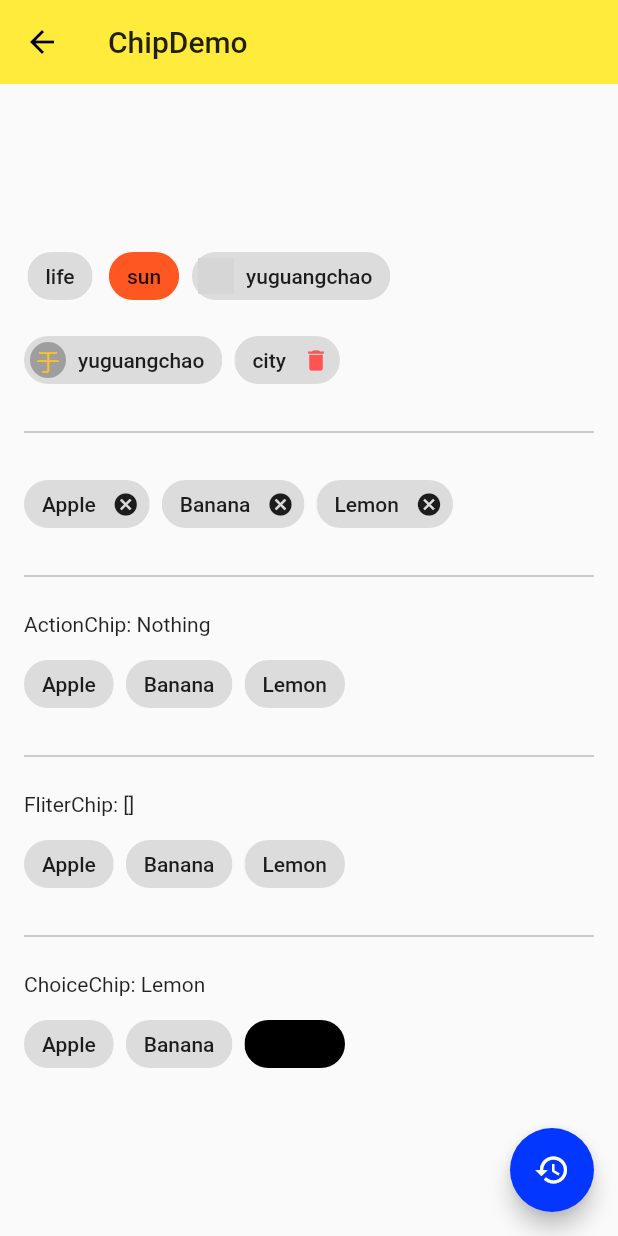
After one commit to GuangChao-Yu/flutter-learn, a Flutter app: the screen it shows after launch, after a tap on "ChipDemo", on a phone screen of 412 x 824 dp. The commit adds this screen. Run offline on Flutter 3.47's test engine with Material 2 defaults, Android fonts, the phone set to English and light mode, and no system bars; network calls fail; grey boxes are pictures that could not be loaded.

Commit message:
table demo

```diff
--- /dev/null
+++ b/lib/demo/chip_demo.dart
@@ -0,0 +1,167 @@
+import 'package:flutter/material.dart';
+
+class ChipDemo extends StatefulWidget {
+  @override
+  _ChipDemoState createState() => _ChipDemoState();
+}
+
+class _ChipDemoState extends State<ChipDemo> {
+  List<String> _tags = ['Apple', 'Banana', 'Lemon'];
+  String _action = 'Nothing';
+  List<String> _selected = [];
+
+  String _choise = 'Lemon';
+
+  @override
+  Widget build(BuildContext context) {
+    return Scaffold(
+      appBar: AppBar(
+        title: Text('ChipDemo'),
+        elevation: 0.0,
+      ),
+      body: Container(
+        padding: EdgeInsets.all(16.0),
+        child: Column(
+          mainAxisAlignment: MainAxisAlignment.center,
+          children: <Widget>[
+            Wrap(
+              spacing: 8.0,
+              runSpacing: 8.0,
+              children: <Widget>[
+                Chip(
+                  label: Text('life'),
+                ),
+                Chip(
+                  label: Text('sun'),
+                  backgroundColor: Colors.deepOrange,
+                ),
+                Chip(
+                  label: Text('yuguangchao'),
+                  avatar: CircleAvatar(
+                    backgroundImage: NetworkImage(
+                        'https://resources.ninghao.net/images/wanghao.jpg'),
+                  ),
+                ),
+                Chip(
+                  label: Text('yuguangchao'),
+                  avatar: CircleAvatar(
+                    backgroundColor: Colors.grey,
+                    child: Text('于'),
+                  ),
+                ),
+                Chip(
+                  label: Text('city'),
+                  onDeleted: () {},
+                  deleteIcon: Icon(Icons.delete),
+                  deleteIconColor: Colors.redAccent,
+                  deleteButtonTooltipMessage: 'Remove this tag',
+                ),
+                Divider(
+                  color: Colors.grey,
+                  height: 32.0,
+                  // indent: 32.0,
+                ),
+                Wrap(
+                  spacing: 8.0,
+                  children: _tags.map((tag) {
+                    return Chip(
+                      label: Text(tag),
+                      onDeleted: () {
+                        setState(() {
+                          _tags.remove(tag);
+                        });
+                      },
+                    );
+                  }).toList(),
+                ),
+                Divider(
+                  color: Colors.grey,
+                  height: 32.0,
+                  // indent: 32.0,
+                ),
+                Container(
+                  width: double.infinity,
+                  child: Text('ActionChip: $_action'),
+                ),
+                Wrap(
+                  spacing: 8.0,
+                  children: _tags.map((tag) {
+                    return ActionChip(
+                      label: Text(tag),
+                      onPressed: () {
+                        setState(() {
+                          _action = tag;
+                        });
+                      },
+                    );
+                  }).toList(),
+                ),
+                Divider(
+                  color: Colors.grey,
+                  height: 32.0,
+                  // indent: 32.0,
+                ),
+                Container(
+                  width: double.infinity,
+                  child: Text('FliterChip: ${_selected.toString()}'),
+                ),
+                Wrap(
+                  spacing: 8.0,
+                  children: _tags.map((tag) {
+                    return FilterChip(
+                      label: Text(tag),
+                      selected: _selected.contains(tag),
+                      onSelected: (value) {
+                        setState(() {
+                          if (_selected.contains(tag)) {
+                            _selected.remove(tag);
+                          } else {
+                            _selected.add(tag);
+                          }
+                        });
+                      },
+                    );
+                  }).toList(),
+                ),
+                Divider(
+                  color: Colors.grey,
+                  height: 32.0,
+                  // indent: 32.0,
+                ),
+                Container(
+                  width: double.infinity,
+                  child: Text('ChoiceChip: $_choise'),
+                ),
+                Wrap(
+                  spacing: 8.0,
+                  children: _tags.map((tag) {
+                    return ChoiceChip(
+                      label: Text(tag),
+                      selectedColor: Colors.black,
+                      selected: _choise == tag,
+                      onSelected: (value) {
+                        setState(() {
+                          _choise = tag;
+                        });
+                      },
+                    );
+                  }).toList(),
+                )
+              ],
+            ),
+          ],
+        ),
+      ),
+      floatingActionButton: FloatingActionButton(
+        child: Icon(Icons.restore),
+        onPressed: () {
+          setState(() {
+            _tags = ['Apple', 'Banana', 'Lemon'];
+            _selected = [];
+            _choise = 'Lemon';
+          });
+        },
+      ),
+    );
+  }
+}
--- a/lib/demo/material_components.dart
+++ b/lib/demo/material_components.dart
@@ -10,6 +10,10 @@ import './simple_dialog_demo.dart';
 import './alert_dialog_demo.dart';
 import './button_sheet_demo.dart';
 import './snack_bar_demo.dart';
+import './expansion_panel_demo.dart';
+import './chip_demo.dart';
+import './data_table.dart';
+import './paginated_data_table_demo.dart';
 
 class MaterialComponents extends StatelessWidget {
   @override
@@ -21,6 +25,11 @@ class MaterialComponents extends StatelessWidget {
       ),
       body: ListView(
         children: <Widget>[
+          ListItem(
+              title: 'PaginatedDataTableDemo', page: PaginatedDataTableDemo()),
+          ListItem(title: 'DataTableDemo', page: DataTableDemo()),
+          ListItem(title: 'ChipDemo', page: ChipDemo()),
+          ListItem(title: 'ExpansionPanelDemo', page: ExpansionPanelDemo()),
           ListItem(title: 'SnackBarDemo', page: SnackBarDemo()),
           ListItem(title: 'ButtonSheetDemo', page: ButtonSheetDemo()),
           ListItem(title: 'AlertDialogDemo', page: AlertDialogDemo()),
```
Also changed, not shown: lib/demo/data_table.dart (added, +68 -0 lines), lib/demo/expansion_panel_demo.dart (added, +93 -0 lines), lib/demo/paginated_data_table_demo.dart (added, +80 -0 lines).
